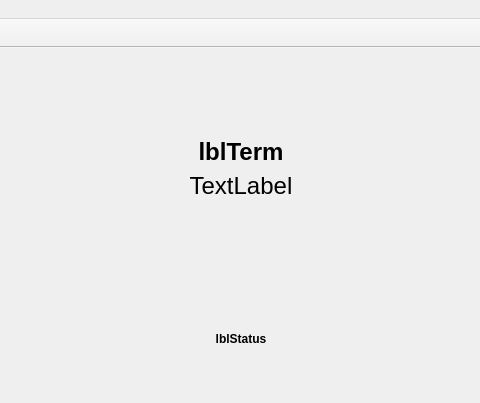
This is Ui/Trainer.ui in skynowa/iTeacher as Qt 5 draws it before an edit; both pictures show x 139 to 619 and y 0 to 403 of the 760 by 403 pixel window. The edited form follows.
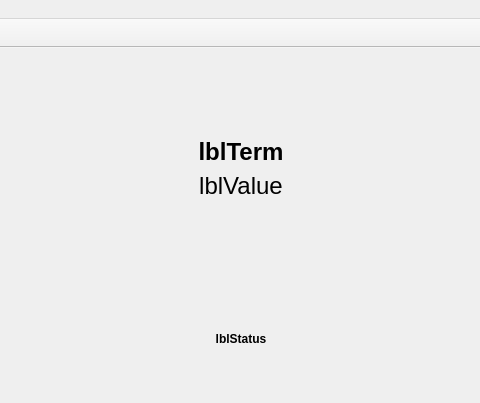
This is the edited form. Icons and pictures are not drawn.

Commit message: trainer-impl: Trainer.cpp (+3) [18+/14-] - impl

Patch:
```diff
--- a/Ui/Trainer.ui
+++ b/Ui/Trainer.ui
@@ -61,7 +61,7 @@
        </font>
       </property>
       <property name="text">
-       <string>TextLabel</string>
+       <string>lblValue</string>
       </property>
       <property name="alignment">
        <set>Qt::AlignHCenter|Qt::AlignTop</set>
```
The commit also changes 2 other files.
